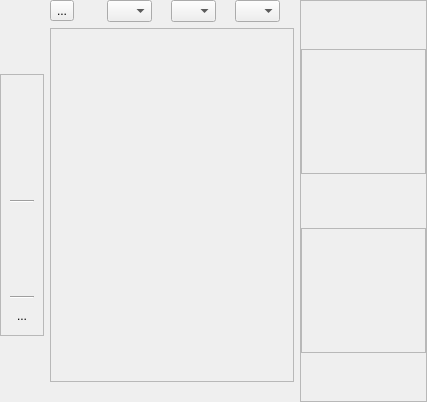
The window that src/terralib/qt/widgets/rp/ui/RasterNavigatorWidgetForm.ui (claudiobogossian/terralib5) describes before a commit, drawn with Qt 5.
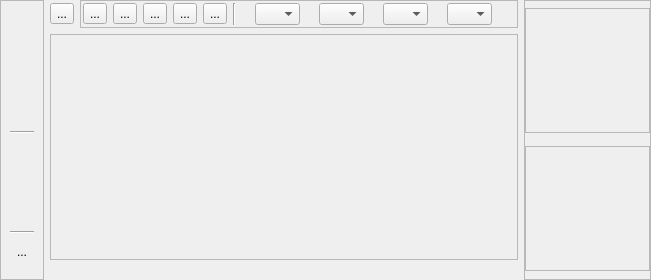
The same window after the commit.

Diff of the .ui file:
```diff
--- a/src/terralib/qt/widgets/rp/ui/RasterNavigatorWidgetForm.ui
+++ b/src/terralib/qt/widgets/rp/ui/RasterNavigatorWidgetForm.ui
@@ -6,147 +6,22 @@
    <rect>
     <x>0</x>
     <y>0</y>
-    <width>427</width>
-    <height>402</height>
+    <width>651</width>
+    <height>280</height>
    </rect>
   </property>
   <property name="windowTitle">
    <string>Raster Navigator</string>
   </property>
-  <layout class="QGridLayout" name="gridLayout_12">
+  <layout class="QGridLayout" name="gridLayout_17">
    <property name="margin">
     <number>0</number>
    </property>
    <item row="0" column="0">
-    <layout class="QGridLayout" name="gridLayout_10">
+    <layout class="QGridLayout" name="gridLayout_16">
      <item row="0" column="0">
-      <layout class="QGridLayout" name="gridLayout_3">
-       <item row="0" column="1">
-        <layout class="QGridLayout" name="gridLayout_9">
-         <item row="0" column="4">
-          <layout class="QGridLayout" name="gridLayout_8">
-           <item row="0" column="0">
-            <layout class="QGridLayout" name="gridLayout_5">
-             <item row="0" column="0">
-              <widget class="QLabel" name="m_redLabel">
-               <property name="text">
-                <string/>
-               </property>
-              </widget>
-             </item>
-             <item row="0" column="1">
-              <widget class="QComboBox" name="m_redComboBox">
-               <property name="maximumSize">
-                <size>
-                 <width>45</width>
-                 <height>16777215</height>
-                </size>
-               </property>
-              </widget>
-             </item>
-            </layout>
-           </item>
-           <item row="0" column="1">
-            <layout class="QGridLayout" name="gridLayout_6">
-             <item row="0" column="0">
-              <widget class="QLabel" name="m_greenLabel">
-               <property name="text">
-                <string/>
-               </property>
-              </widget>
-             </item>
-             <item row="0" column="1">
-              <widget class="QComboBox" name="m_greenComboBox">
-               <property name="maximumSize">
-                <size>
-                 <width>45</width>
-                 <height>16777215</height>
-                </size>
-               </property>
-              </widget>
-             </item>
-            </layout>
-           </item>
-           <item row="0" column="2">
-            <layout class="QGridLayout" name="gridLayout_7">
-             <item row="0" column="0">
-              <widget class="QLabel" name="m_blueLabel">
-               <property name="text">
-                <string/>
-               </property>
-              </widget>
-             </item>
-             <item row="0" column="1">
-              <widget class="QComboBox" name="m_blueComboBox">
-               <property name="maximumSize">
-                <size>
-                 <width>45</width>
-                 <height>16777215</height>
-                </size>
-               </property>
-              </widget>
-             </item>
-            </layout>
-           </item>
-          </layout>
-         </item>
-         <item row="0" column="5">
-          <spacer name="horizontalSpacer_2">
-           <property name="orientation">
-            <enum>Qt::Horizontal</enum>
-           </property>
-           <property name="sizeType">
-            <enum>QSizePolicy::MinimumExpanding</enum>
-           </property>
-           <property name="sizeHint" stdset="0">
-            <size>
-             <width>1</width>
-             <height>20</height>
-            </size>
-           </property>
-          </spacer>
-         </item>
-         <item row="0" column="1">
-          <widget class="QToolButton" name="m_previewToolButton">
-           <property name="text">
-            <string>...</string>
-           </property>
-          </widget>
-         </item>
-         <item row="0" column="2">
-          <spacer name="horizontalSpacer">
-           <property name="orientation">
-            <enum>Qt::Horizontal</enum>
-           </property>
-           <property name="sizeType">
-            <enum>QSizePolicy::MinimumExpanding</enum>
-           </property>
-           <property name="sizeHint" stdset="0">
-            <size>
-             <width>1</width>
-             <height>20</height>
-            </size>
-           </property>
-          </spacer>
-         </item>
-        </layout>
-       </item>
-       <item row="1" column="0">
         <layout class="QGridLayout" name="gridLayout_2">
          <item row="0" column="0">
-          <spacer name="verticalSpacer">
-           <property name="orientation">
-            <enum>Qt::Vertical</enum>
-           </property>
-           <property name="sizeHint" stdset="0">
-            <size>
-             <width>20</width>
-             <height>40</height>
-            </size>
-           </property>
-          </spacer>
-         </item>
-         <item row="1" column="0">
           <widget class="QFrame" name="m_toolsFrame">
            <property name="sizePolicy">
             <sizepolicy hsizetype="Fixed" vsizetype="Preferred">
@@ -324,22 +199,220 @@
            </layout>
           </widget>
          </item>
-         <item row="2" column="0">
-          <spacer name="verticalSpacer_5">
+      </layout>
+     </item>
+     <item row="0" column="1">
+      <layout class="QGridLayout" name="gridLayout_15">
+       <item row="0" column="0">
+        <layout class="QGridLayout" name="gridLayout_14">
+         <item row="0" column="0">
+          <widget class="QToolButton" name="m_previewToolButton">
+           <property name="text">
+            <string>...</string>
+           </property>
+          </widget>
+         </item>
+         <item row="0" column="1">
+          <widget class="QFrame" name="m_ccFrame">
+           <property name="frameShape">
+            <enum>QFrame::StyledPanel</enum>
+           </property>
+           <property name="frameShadow">
+            <enum>QFrame::Sunken</enum>
+           </property>
+           <layout class="QGridLayout" name="gridLayout_13">
+            <property name="margin">
+             <number>2</number>
+            </property>
+            <item row="0" column="0">
+             <layout class="QGridLayout" name="gridLayout_12">
+              <item row="0" column="0">
+               <layout class="QGridLayout" name="gridLayout_9">
+                <item row="0" column="0">
+                 <widget class="QToolButton" name="m_monoToolButton">
+                  <property name="text">
+                   <string>...</string>
+                  </property>
+                  <property name="checkable">
+                   <bool>true</bool>
+                  </property>
+                  <property name="autoExclusive">
+                   <bool>true</bool>
+                  </property>
+                 </widget>
+                </item>
+                <item row="0" column="1">
+                 <widget class="QToolButton" name="m_compositionToolButton">
+                  <property name="text">
+                   <string>...</string>
+                  </property>
+                  <property name="checkable">
+                   <bool>true</bool>
+                  </property>
+                  <property name="autoExclusive">
+                   <bool>true</bool>
+                  </property>
+                 </widget>
+                </item>
+                <item row="0" column="2">
+                 <widget class="QToolButton" name="m_redToolButton">
+                  <property name="text">
+                   <string>...</string>
+                  </property>
+                  <property name="checkable">
+                   <bool>true</bool>
+                  </property>
+                  <property name="autoExclusive">
+                   <bool>true</bool>
+                  </property>
+                 </widget>
+                </item>
+                <item row="0" column="3">
+                 <widget class="QToolButton" name="m_greenToolButton">
+                  <property name="text">
+                   <string>...</string>
+                  </property>
+                  <property name="checkable">
+                   <bool>true</bool>
+                  </property>
+                  <property name="autoExclusive">
+                   <bool>true</bool>
+                  </property>
+                 </widget>
+                </item>
+                <item row="0" column="4">
+                 <widget class="QToolButton" name="m_blueToolButton">
+                  <property name="text">
+                   <string>...</string>
+                  </property>
+                  <property name="checkable">
+                   <bool>true</bool>
+                  </property>
+                  <property name="autoExclusive">
+                   <bool>true</bool>
+                  </property>
+                 </widget>
+                </item>
+               </layout>
+              </item>
+              <item row="0" column="2">
+               <layout class="QGridLayout" name="gridLayout_10">
+                <item row="0" column="0">
+                 <layout class="QGridLayout" name="gridLayout_8">
+                  <item row="0" column="0">
+                   <widget class="QLabel" name="m_monoLabel">
+                    <property name="text">
+                     <string/>
+                    </property>
+                   </widget>
+                  </item>
+                  <item row="0" column="1">
+                   <widget class="QComboBox" name="m_monoComboBox">
+                    <property name="maximumSize">
+                     <size>
+                      <width>45</width>
+                      <height>16777215</height>
+                     </size>
+                    </property>
+                   </widget>
+                  </item>
+                 </layout>
+                </item>
+                <item row="0" column="1">
+                 <layout class="QGridLayout" name="gridLayout_5">
+                  <item row="0" column="0">
+                   <widget class="QLabel" name="m_redLabel">
+                    <property name="text">
+                     <string/>
+                    </property>
+                   </widget>
+                  </item>
+                  <item row="0" column="1">
+                   <widget class="QComboBox" name="m_redComboBox">
+                    <property name="maximumSize">
+                     <size>
+                      <width>45</width>
+                      <height>16777215</height>
+                     </size>
+                    </property>
+                   </widget>
+                  </item>
+                 </layout>
+                </item>
+                <item row="0" column="2">
+                 <layout class="QGridLayout" name="gridLayout_6">
+                  <item row="0" column="0">
+                   <widget class="QLabel" name="m_greenLabel">
+                    <property name="text">
+                     <string/>
+                    </property>
+                   </widget>
+                  </item>
+                  <item row="0" column="1">
+                   <widget class="QComboBox" name="m_greenComboBox">
+                    <property name="maximumSize">
+                     <size>
+                      <width>45</width>
+                      <height>16777215</height>
+                     </size>
+                    </property>
+                   </widget>
+                  </item>
+                 </layout>
+                </item>
+                <item row="0" column="3">
+                 <layout class="QGridLayout" name="gridLayout_7">
+                  <item row="0" column="0">
+                   <widget class="QLabel" name="m_blueLabel">
+                    <property name="text">
+                     <string/>
+                    </property>
+                   </widget>
+                  </item>
+                  <item row="0" column="1">
+                   <widget class="QComboBox" name="m_blueComboBox">
+                    <property name="maximumSize">
+                     <size>
+                      <width>45</width>
+                      <height>16777215</height>
+                     </size>
+                    </property>
+                   </widget>
+                  </item>
+                 </layout>
+                </item>
+               </layout>
+              </item>
+              <item row="0" column="1">
+               <widget class="Line" name="line">
            <property name="orientation">
             <enum>Qt::Vertical</enum>
            </property>
+               </widget>
+              </item>
+              <item row="0" column="3">
+               <spacer name="horizontalSpacer">
+                <property name="orientation">
+                 <enum>Qt::Horizontal</enum>
+                </property>
            <property name="sizeHint" stdset="0">
             <size>
-             <width>20</width>
-             <height>40</height>
+                  <width>40</width>
+                  <height>20</height>
             </size>
            </property>
           </spacer>
          </item>
         </layout>
        </item>
-       <item row="1" column="1">
+           </layout>
+          </widget>
+         </item>
+        </layout>
+       </item>
+       <item row="1" column="0">
+        <layout class="QGridLayout" name="gridLayout_3">
+         <item row="0" column="0">
         <widget class="QFrame" name="m_frame">
          <property name="sizePolicy">
           <sizepolicy hsizetype="MinimumExpanding" vsizetype="MinimumExpanding">
@@ -355,7 +428,7 @@
          </property>
         </widget>
        </item>
-       <item row="2" column="1">
+         <item row="1" column="0">
         <widget class="QLabel" name="m_label">
          <property name="text">
           <string/>
@@ -367,7 +440,9 @@
        </item>
       </layout>
      </item>
-     <item row="0" column="1">
+      </layout>
+     </item>
+     <item row="0" column="2">
       <widget class="QFrame" name="m_extraDisplaysFrame">
        <property name="frameShape">
         <enum>QFrame::StyledPanel</enum>
```
Left out of the diff: 1 changed line with no effect on the pictures. Lines whose indentation alone changed are shown as unchanged.
